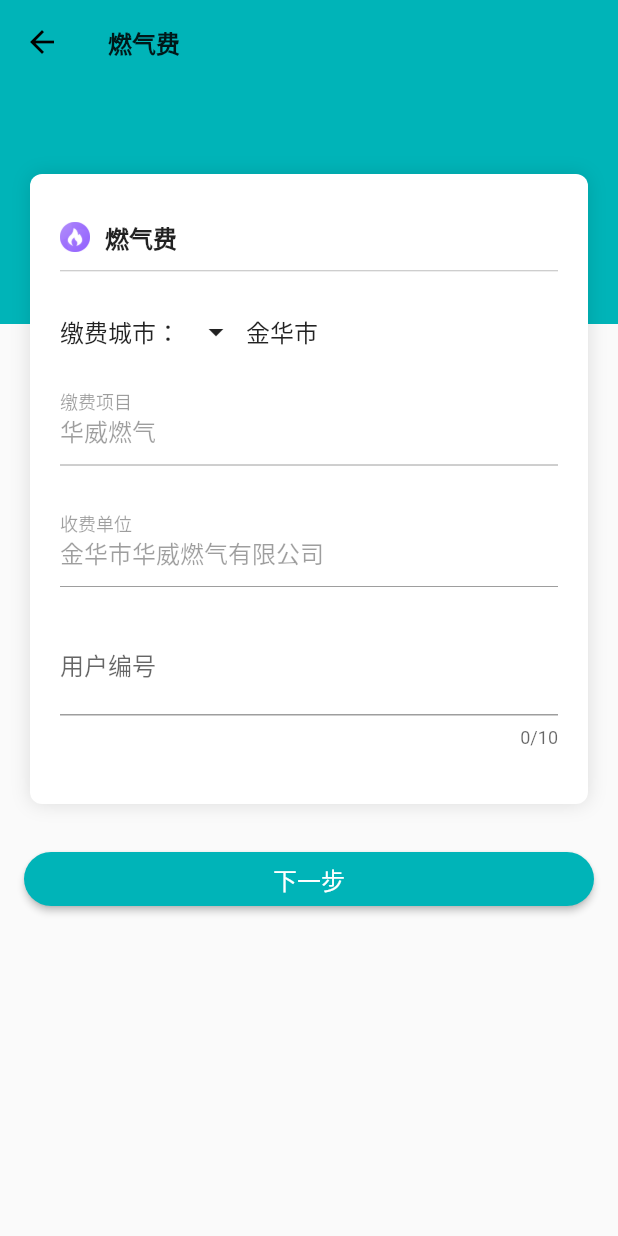
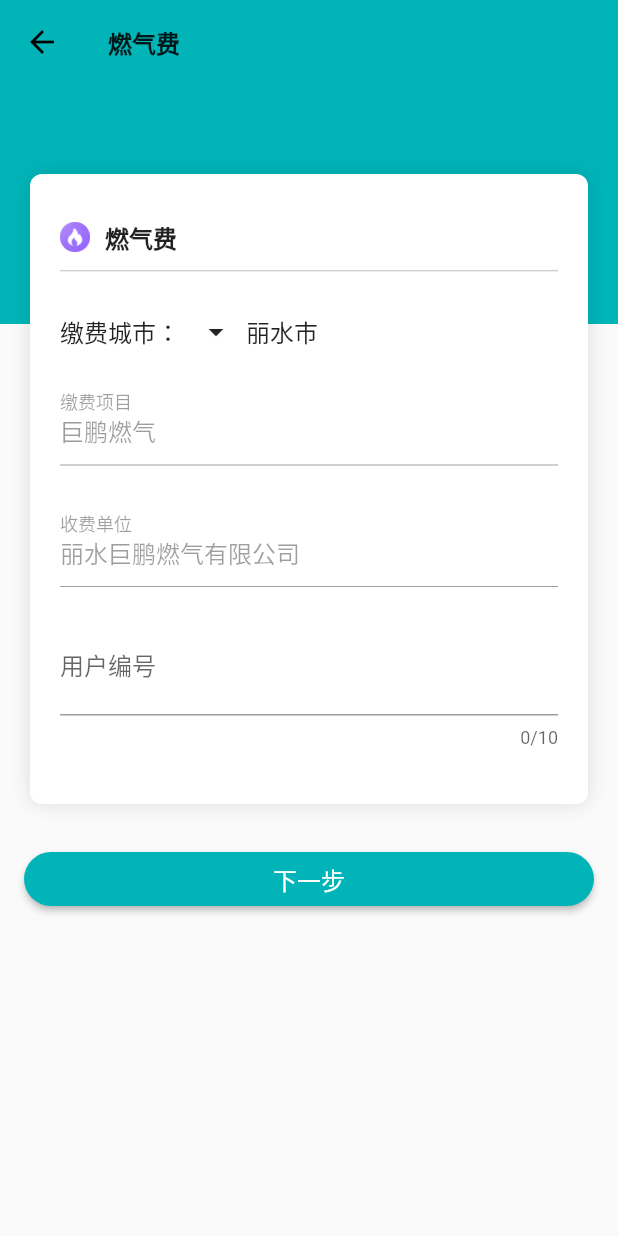
Before and after one commit to persilee/pay_cost, a Flutter app: the FuelGasPage screen opened directly, on a phone screen of 412 x 824 dp. Run offline on Flutter 3.47's test engine with Material 2 defaults, Android fonts, the phone set to English and light mode, and no system bars; our stand-ins replace azlistview, flutter_swiper, shared_preferences; missing offline and left inert: direct_select, easy_dialog, lpinyin; accounts and stored records are empty.

Commit message:
🐥 add jprq for pay

```diff
--- a/lib/pages/about_page.dart
+++ b/lib/pages/about_page.dart
@@ -35,7 +35,7 @@ class _AboutPageState extends State<AboutPage> {
                     padding: EdgeInsets.only(top: 10),
                   ),
                   Text(
-                    '华威燃气V1.0.4',
+                    '巨鹏燃气V1.0.4',
                     style: TextStyle(
                         color: Colors.black54,
                         fontSize: 16,
--- a/lib/pages/agreement_page.dart
+++ b/lib/pages/agreement_page.dart
@@ -24,7 +24,7 @@ class _AgreementPageState extends State<AgreementPage> {
               children: <Widget>[
                 Padding(padding: EdgeInsets.fromLTRB(0, 12, 0, 6)),
                 Center(
-                  child: Text('华威燃气APP用户隐私协议', style: TextStyle(fontSize: 18, fontWeight: FontWeight.bold, color: Colors.black87,),),
+                  child: Text('巨鹏燃气APP用户隐私协议', style: TextStyle(fontSize: 18, fontWeight: FontWeight.bold, color: Colors.black87,),),
                 ),
                 Padding(padding: EdgeInsets.fromLTRB(0, 12, 0, 2)),
                 Text('    本软件尊重并保护所有使用服务用户的个人隐私权。', style: TextStyle(fontSize: 16, color: Colors.black54),),
--- a/lib/pages/electricity_page.dart
+++ b/lib/pages/electricity_page.dart
@@ -14,7 +14,7 @@ class _ElectricityPageState extends State<ElectricityPage> {
   final registerFormKey = GlobalKey<FormState>();
   TextEditingController _paymentProjectController = TextEditingController();
   TextEditingController _payCostUnitController = TextEditingController();
-  String _selectCity = '金华市';
+  String _selectCity = '丽水市';
   bool _autoValidate = false;
   String _userId;
   bool _visible = true;
@@ -207,9 +207,9 @@ class _ElectricityPageState extends State<ElectricityPage> {
                                               .then((value) {
                                             setState(() {
                                               _selectCity = (value == null
-                                                  ? '金华市'
+                                                  ? '丽水市'
                                                   : value.name);
-                                              if (_selectCity == '金华市') {
+                                              if (_selectCity == '丽水市') {
                                                 _visible = true;
                                                 _height = 410;
                                                 _payCostUnitController.text =
--- a/lib/pages/fuel_gas_page.dart
+++ b/lib/pages/fuel_gas_page.dart
@@ -16,7 +16,7 @@ class _FuelGasPageState extends State<FuelGasPage> {
   final registerFormKey = GlobalKey<FormState>();
   TextEditingController _paymentProjectController = TextEditingController();
   TextEditingController _payCostUnitController = TextEditingController();
-  String _selectCity = '金华市';
+  String _selectCity = '丽水市';
   bool _autoValidate = false;
   String _userId;
   bool _isPay = false;
@@ -122,8 +122,8 @@ class _FuelGasPageState extends State<FuelGasPage> {
   @override
   void initState() {
     super.initState();
-    _paymentProjectController.text = '华威燃气';
-    _payCostUnitController.text = '金华市华威燃气有限公司';
+    _paymentProjectController.text = '巨鹏燃气';
+    _payCostUnitController.text = '丽水巨鹏燃气有限公司';
     _paymentProjectController.addListener(() {
       print(_paymentProjectController.value);
     });
@@ -231,13 +231,13 @@ class _FuelGasPageState extends State<FuelGasPage> {
                                               .then((value) {
                                             setState(() {
                                               _selectCity = (value == null
-                                                  ? '金华市'
+                                                  ? '丽水市'
                                                   : value.name);
-                                              if (_selectCity == '金华市') {
+                                              if (_selectCity == '丽水市') {
                                                 _payCostUnitController.text =
-                                                '金华市华威燃气有限公司';
+                                                '丽水巨鹏燃气有限公司';
                                                 _paymentProjectController.text =
-                                                '华威燃气';
+                                                '巨鹏燃气';
                                               }else if (_selectCity == '深圳市') {
                                                 _payCostUnitController.text =
                                                     '深圳燃气集团股份有限公司';
--- a/lib/pages/login_page.dart
+++ b/lib/pages/login_page.dart
@@ -53,7 +53,7 @@ class _LoginPageState extends State<LoginPage> {
         _loading = !_loading;
         autoValidate = true;
       });
-      if(uName == 'HWUD2019004' && uPwd == 'hwjf004') {
+      if(uName == 'UD2019005' && uPwd == 'jprq005') {
         _save();
         Navigator.of(context).push(MaterialPageRoute(builder: (context) => TabNavigator()));
       }else{
@@ -105,7 +105,7 @@ class _LoginPageState extends State<LoginPage> {
               children: <Widget>[
                 Center(
                   child: Text(
-                    '华威燃气',
+                    '巨鹏燃气',
                     style: TextStyle(fontSize: 24, color: Colors.black54),
                   ),
                 ),
--- a/lib/pages/my_page.dart
+++ b/lib/pages/my_page.dart
@@ -253,7 +253,7 @@ class _MyPageState extends State<MyPage> {
                               ),
                               Padding(padding: EdgeInsets.only(right: 10)),
                               Text(
-                                '关于华威燃气',
+                                '关于巨鹏燃气',
                                 style: TextStyle(
                                     fontSize: 16,
                                     color: Colors.black54,
--- a/lib/pages/water_page.dart
+++ b/lib/pages/water_page.dart
@@ -17,7 +17,7 @@ class _WaterPageState extends State<WaterPage> {
   final registerFormKey = GlobalKey<FormState>();
   TextEditingController _paymentProjectController = TextEditingController();
   TextEditingController _payCostUnitController = TextEditingController();
-  String _selectCity = '金华市';
+  String _selectCity = '丽水市';
   String _name = '';
   bool _autoValidate = false;
   String _userId = '';
@@ -109,8 +109,8 @@ class _WaterPageState extends State<WaterPage> {
   @override
   void initState() {
     super.initState();
-    _paymentProjectController.text = '金华市水费';
-    _payCostUnitController.text = '金华市净畅自来水有限公司';
+    _paymentProjectController.text = '丽水市水费';
+    _payCostUnitController.text = '丽水市供排水有限责任公司';
     _paymentProjectController.addListener(() {
       print(_paymentProjectController.value);
     });
@@ -218,13 +218,13 @@ class _WaterPageState extends State<WaterPage> {
                                               .then((value) {
                                             setState(() {
                                               _selectCity = (value == null
-                                                  ? '金华市'
+                                                  ? '丽水市'
                                                   : value.name);
-                                              if (_selectCity == '金华市') {
+                                              if (_selectCity == '丽水市') {
                                                 _payCostUnitController.text =
-                                                    '金华市水费';
+                                                    '丽水市水费';
                                                 _paymentProjectController.text =
-                                                    '金华市净畅自来水有限公司';
+                                                    '丽水市供排水有限责任公司';
                                               } else if (_selectCity == '深圳市') {
                                                 _payCostUnitController.text =
                                                     '深圳市水费';
```
Also changed, not shown: 2 other files.
